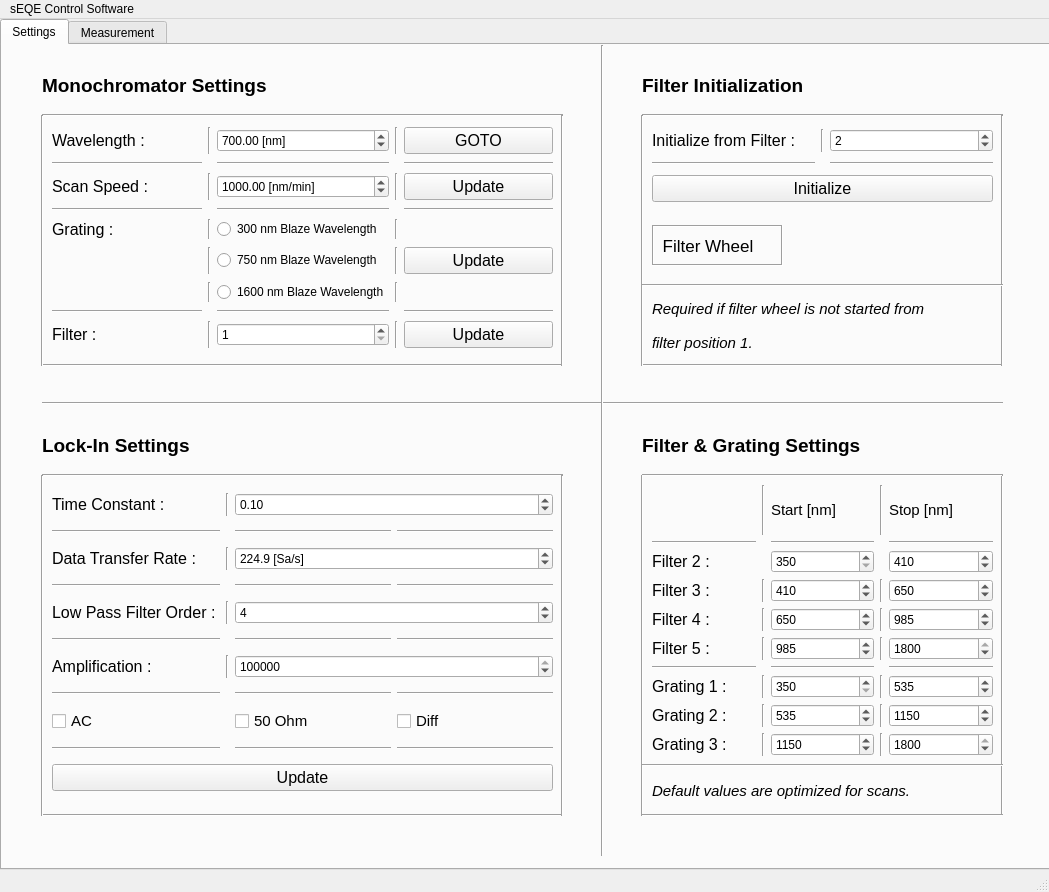
Before: the Qt Designer form GUI_V3.ui in mzjswjz/sEQE-Setup_Mac, drawn with Qt 5.
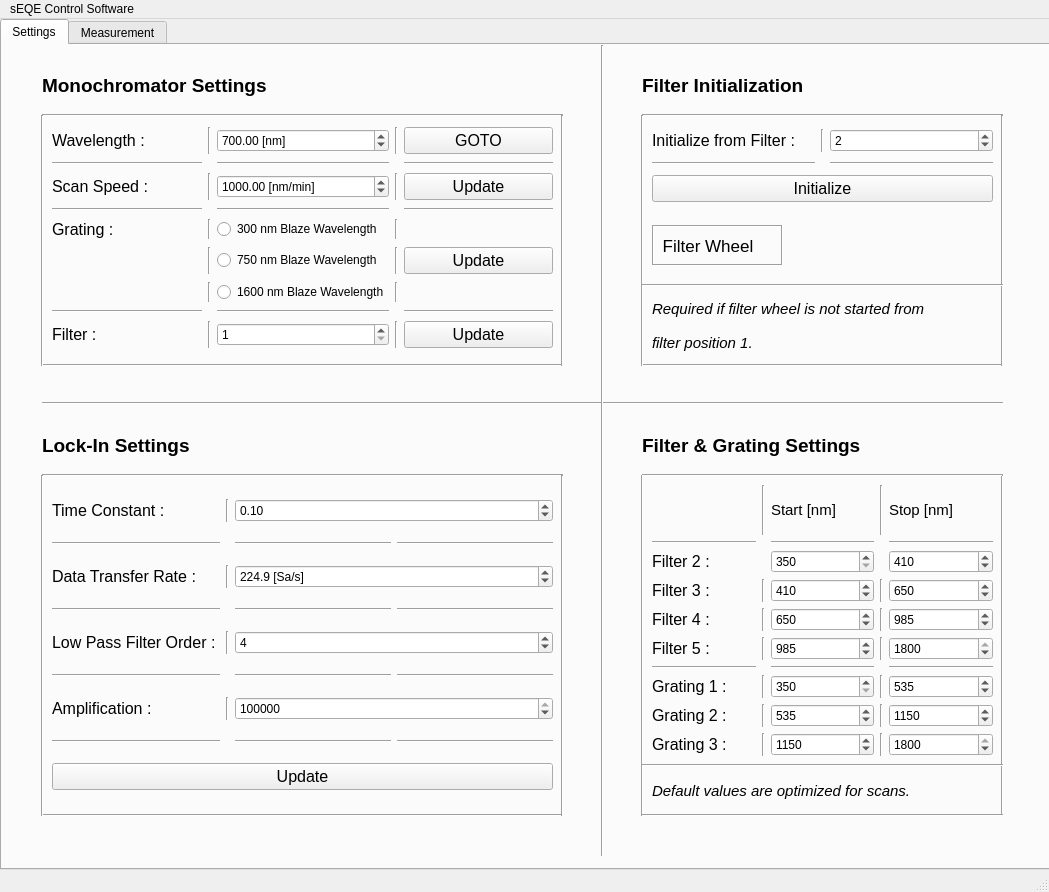
After: the same form once the commit is applied. The open tabs and pages were chosen to show the change. Icons and pictures are not drawn.

```diff
--- a/GUI_V3.ui
+++ b/GUI_V3.ui
@@ -156,13 +156,6 @@
          </property>
         </widget>
        </item>
-       <item row="9" column="1">
-        <widget class="Line" name="line_103">
-         <property name="orientation">
-          <enum>Qt::Horizontal</enum>
-         </property>
-        </widget>
-       </item>
        <item row="0" column="2">
         <widget class="Line" name="line_3">
          <property name="orientation">
@@ -205,27 +198,6 @@
          </property>
         </widget>
        </item>
-       <item row="10" column="1" colspan="4">
-        <widget class="QPushButton" name="lockinParameterButton">
-         <property name="font">
-          <font>
-           <pointsize>12</pointsize>
-           <weight>50</weight>
-           <bold>false</bold>
-          </font>
-         </property>
-         <property name="text">
-          <string>Update</string>
-         </property>
-        </widget>
-       </item>
-       <item row="6" column="2">
-        <widget class="Line" name="line_85">
-         <property name="orientation">
-          <enum>Qt::Vertical</enum>
-         </property>
-        </widget>
-       </item>
        <item row="2" column="2">
         <widget class="Line" name="line_6">
          <property name="orientation">
@@ -233,6 +205,27 @@
          </property>
         </widget>
        </item>
+       <item row="6" column="2">
+        <widget class="Line" name="line_85">
+         <property name="orientation">
+          <enum>Qt::Vertical</enum>
+         </property>
+        </widget>
+       </item>
+       <item row="8" column="1" colspan="4">
+        <widget class="QPushButton" name="lockinParameterButton">
+         <property name="font">
+          <font>
+           <pointsize>12</pointsize>
+           <weight>50</weight>
+           <bold>false</bold>
+          </font>
+         </property>
+         <property name="text">
+          <string>Update</string>
+         </property>
+        </widget>
+       </item>
        <item row="5" column="4">
         <widget class="Line" name="line_91">
          <property name="orientation">
@@ -254,20 +247,6 @@
          </property>
         </widget>
        </item>
-       <item row="9" column="3">
-        <widget class="Line" name="line_104">
-         <property name="orientation">
-          <enum>Qt::Horizontal</enum>
-         </property>
-        </widget>
-       </item>
-       <item row="9" column="4">
-        <widget class="Line" name="line_105">
-         <property name="orientation">
-          <enum>Qt::Horizontal</enum>
-         </property>
-        </widget>
-       </item>
        <item row="3" column="3">
         <widget class="Line" name="line_102">
          <property name="orientation">
@@ -343,43 +322,6 @@
          </property>
         </widget>
        </item>
-       <item row="8" column="4">
-        <widget class="QCheckBox" name="diffButton">
-         <property name="font">
-          <font>
-           <pointsize>11</pointsize>
-          </font>
-         </property>
-         <property name="text">
-          <string>Diff</string>
-         </property>
-        </widget>
-       </item>
-       <item row="8" column="3">
-        <widget class="QCheckBox" name="imp50Button">
-         <property name="font">
-          <font>
-           <pointsize>11</pointsize>
-          </font>
-         </property>
-         <property name="text">
-          <string>50 Ohm</string>
-         </property>
-        </widget>
-       </item>
-       <item row="8" column="1">
-        <widget class="QCheckBox" name="acButton">
-         <property name="font">
-          <font>
-           <pointsize>11</pointsize>
-           <italic>false</italic>
-          </font>
-         </property>
-         <property name="text">
-          <string>AC</string>
-         </property>
-        </widget>
-       </item>
       </layout>
      </widget>
      <widget class="QLabel" name="lockin_settings_label">
```
Left out of the diff: 32 changed lines with no effect on the pictures.
